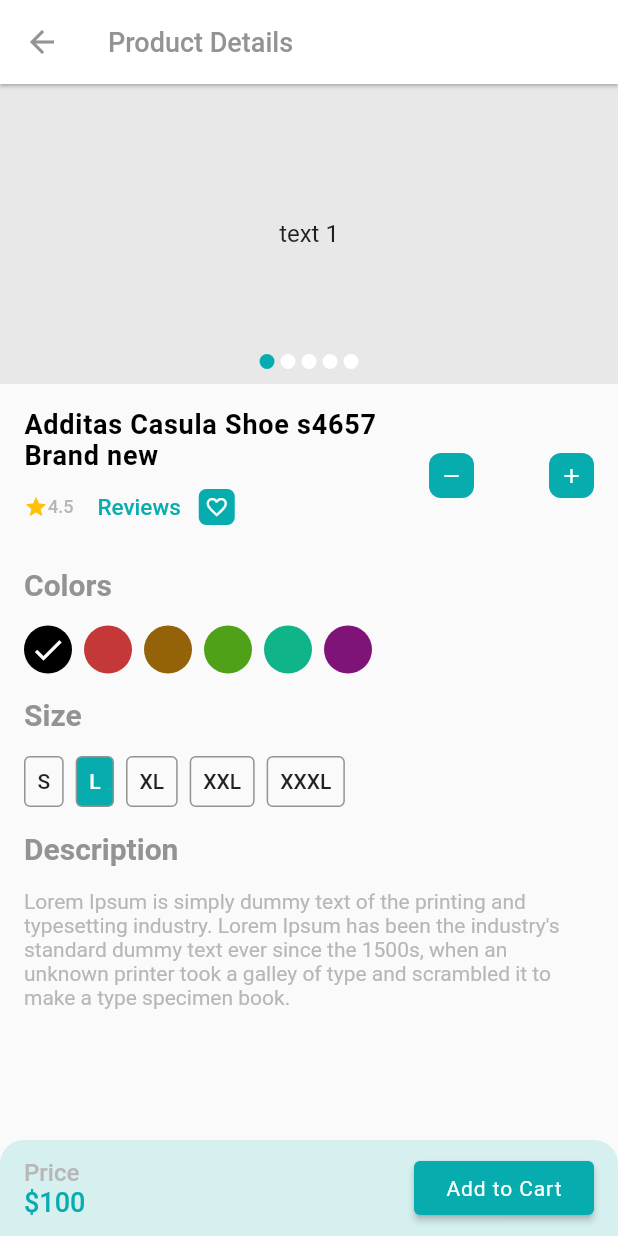
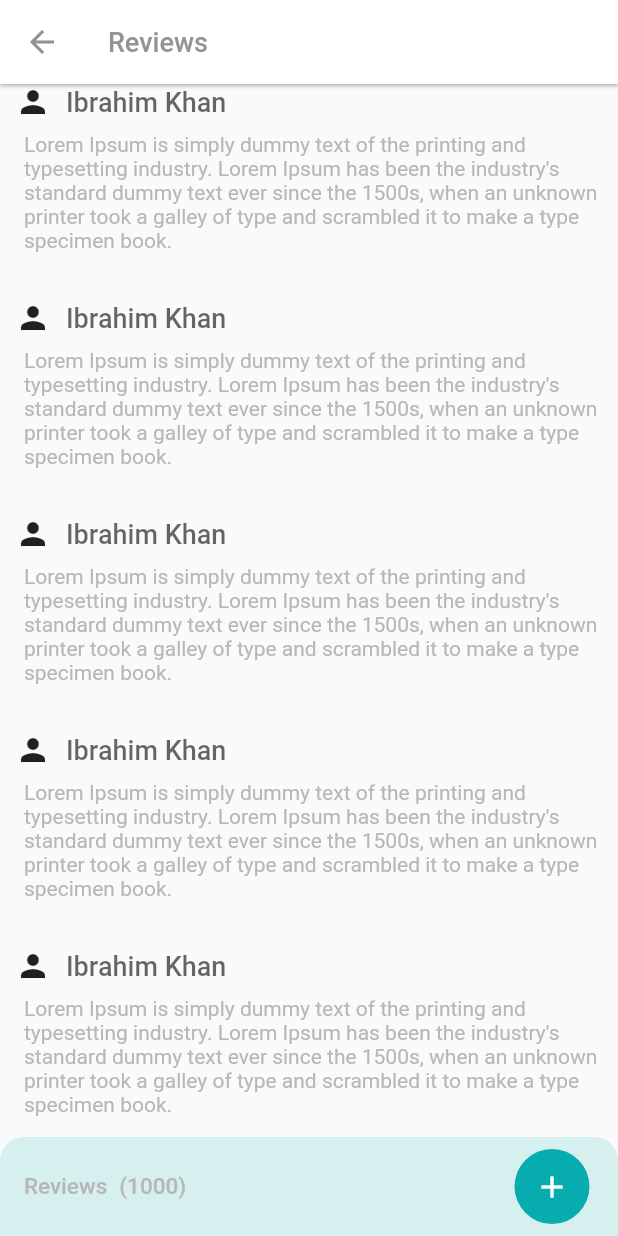
Before and after one commit to Ibrahim-K98han/ecommerce, a Flutter app: the ProductDetailsScreen screen opened directly, after a tap on "Reviews", on a phone screen of 412 x 824 dp. Run offline on Flutter 3.47's test engine with Material 2 defaults, Android fonts, the phone set to English and light mode, and no system bars; drawn by our look-alikes of carousel_slider; our stand-ins replace get, pin_code_fields, shared_preferences; accounts and stored records are empty.

Commit message:
review screen done"

```diff
--- a/lib/ui/screens/home_screen.dart
+++ b/lib/ui/screens/home_screen.dart
@@ -9,7 +9,7 @@ import '../widgets/home/home_carousel_widget.dart';
 import '../widgets/home/remarks_title_widget.dart';
 import '../widgets/home/search_text_field.dart';
 import '../widgets/product_card_widgets.dart';
-import 'complete_profile_screen.dart';
+import 'profile_screen.dart';
 
 class HomeScreen extends StatelessWidget {
   const HomeScreen({Key? key}) : super(key: key);
@@ -30,10 +30,10 @@ class HomeScreen extends StatelessWidget {
                 Get.find<AuthController>().isLoggedIn().then((value) {
                   if (value) {
                     Get.to(
-                      const CompleteProfileScreen(),
+                      const ProfileScreen(),
                     );
                   } else {
-                    Get.to(EmailVerificationScreen());
+                    Get.to(const EmailVerificationScreen());
                   }
                 });
               },
--- a/lib/ui/screens/otp_verification_screen.dart
+++ b/lib/ui/screens/otp_verification_screen.dart
@@ -8,7 +8,7 @@ import 'package:pin_code_fields/pin_code_fields.dart';
 import '../utils/styles.dart';
 import '../widgets/common_elevated_button.dart';
 import '../widgets/commont_text_field.dart';
-import 'complete_profile_screen.dart';
+import 'profile_screen.dart';
 
 class OTPVerificationScreen extends StatefulWidget {
   final String email;
--- a/lib/ui/screens/product_details_screen.dart
+++ b/lib/ui/screens/product_details_screen.dart
@@ -1,9 +1,9 @@
+import 'package:ecommerce/ui/screens/review_screen.dart';
 import 'package:ecommerce/ui/utils/app_colors.dart';
 import 'package:ecommerce/ui/utils/styles.dart';
 import 'package:ecommerce/ui/widgets/common_elevated_button.dart';
 import 'package:flutter/material.dart';
-import 'package:numberpicker/numberpicker.dart';
-
+import 'package:get/get.dart';
 import '../widgets/product_details/product_image_carousel.dart';
 import '../widgets/product_stepper.dart';
 
@@ -93,7 +93,9 @@ class _ProductDetailsScreenState extends State<ProductDetailsScreen> {
                                         width: 8,
                                       ),
                                       TextButton(
-                                        onPressed: () {},
+                                        onPressed: () {
+                                          Get.to(const ReviewScreen());
+                                        },
                                         child: Text(
                                           'Reviews',
                                           style: TextStyle(
--- /dev/null
+++ b/lib/ui/screens/review_screen.dart
@@ -0,0 +1,135 @@
+import 'package:flutter/material.dart';
+
+import '../utils/app_colors.dart';
+import '../utils/styles.dart';
+import '../widgets/common_elevated_button.dart';
+
+class ReviewScreen extends StatefulWidget {
+  const ReviewScreen({Key? key}) : super(key: key);
+
+  @override
+  State<ReviewScreen> createState() => _ReviewScreenState();
+}
+
+class _ReviewScreenState extends State<ReviewScreen> {
+  @override
+  Widget build(BuildContext context) {
+    return Scaffold(
+      appBar: AppBar(
+        title: const Text('Reviews'),
+        leading: const BackButton(
+          color: greyColor,
+        ),
+      ),
+      body: Column(
+        crossAxisAlignment: CrossAxisAlignment.start,
+        children: [
+          Expanded(
+            child: ListView.builder(
+              scrollDirection: Axis.vertical,
+              itemCount: 10,
+              itemBuilder: (BuildContext context, index) {
+                return const ReviewTitleAndBody();
+              },
+            ),
+          ),
+          Container(
+            decoration: BoxDecoration(
+              color: primaryColor.withOpacity(0.15),
+              borderRadius: const BorderRadius.only(
+                topLeft: Radius.circular(16),
+                topRight: Radius.circular(16),
+              ),
+            ),
+            child: Padding(
+              padding: const EdgeInsets.symmetric(horizontal: 16, vertical: 8),
+              child: Row(
+                mainAxisAlignment: MainAxisAlignment.spaceBetween,
+                children: [
+                  Row(
+                    crossAxisAlignment: CrossAxisAlignment.start,
+                    children: const [
+                      Padding(
+                        padding: EdgeInsets.only(right: 8),
+                        child: Text(
+                          'Reviews',
+                          style: TextStyle(
+                              fontSize: 15,
+                              fontWeight: FontWeight.w500,
+                              color: softGreyColor),
+                        ),
+                      ),
+                      Text(
+                        '(1000)',
+                        style: TextStyle(
+                            fontSize: 15,
+                            fontWeight: FontWeight.w500,
+                            color: softGreyColor),
+                      ),
+                    ],
+                  ),
+                  SizedBox(
+                    height: 50,
+                    child: InkWell(
+                      onTap: () {},
+                      child: Container(
+                        width: 56,
+                        height: 56,
+                        decoration: const BoxDecoration(
+                            shape: BoxShape.circle, color: primaryColor),
+                        child: const Icon(
+                          Icons.add,
+                          color: Colors.white,
+                        ),
+                      ),
+                    ),
+                  )
+                ],
+              ),
+            ),
+          )
+        ],
+      ),
+    );
+  }
+}
+
+class ReviewTitleAndBody extends StatelessWidget {
+  const ReviewTitleAndBody({
+    Key? key,
+  }) : super(key: key);
+
+  @override
+  Widget build(BuildContext context) {
+    return Column(
+      crossAxisAlignment: CrossAxisAlignment.start,
+      children: [
+        Row(
+          children: [
+            const Padding(
+              padding: EdgeInsets.only(right: 10, left: 10),
+              child: Icon(Icons.person),
+            ),
+            Text(
+              'Ibrahim Khan',
+              style: TextStyle(
+                  fontSize: 18,
+                  color: Colors.black.withOpacity(0.6),
+                  fontWeight: FontWeight.w500),
+            ),
+          ],
+        ),
+        const Padding(
+          padding: EdgeInsets.only(top: 8, left: 16, bottom: 32),
+          child: Text(
+            '''Lorem Ipsum is simply dummy text of the printing and typesetting industry. Lorem Ipsum has been the industry's standard dummy text ever since the 1500s, when an unknown printer took a galley of type and scrambled it to make a type specimen book.''',
+            style: TextStyle(
+                fontSize: 14,
+                color: softGreyColor,
+                fontWeight: FontWeight.w400),
+          ),
+        ),
+      ],
+    );
+  }
+}
--- a/lib/ui/state_management/user_auth_controller.dart
+++ b/lib/ui/state_management/user_auth_controller.dart
@@ -35,7 +35,7 @@ class UserAuthController extends GetxController {
     _otpVerificationInProgress = false;
     if (response.isSuccess) {
       await Get.find<AuthController>().saveToken(response.returnData);
-      Get.find<UserProfileController>().getProfileData();
+      //Get.find<UserProfileController>().getProfileData();
       update();
       return true;
     } else {
```
Also changed, not shown: lib/ui/screens/complete_profile_screen.dart (deleted, +0 -108 lines), lib/ui/screens/create_review_screen.dart (added, +15 -0 lines), lib/ui/screens/profile_screen.dart (+100 -2 lines), lib/ui/state_management/auth_controller.dart (+14 -13 lines), lib/ui/state_management/user_profile_controller.dart (+20 -20 lines).
